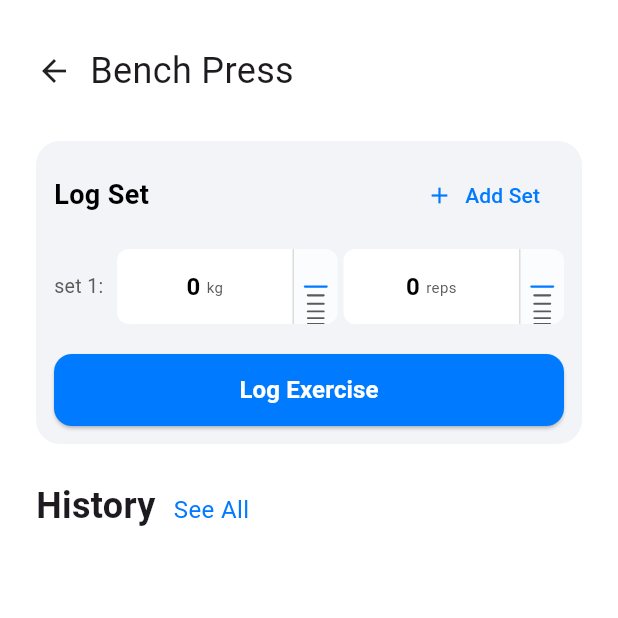
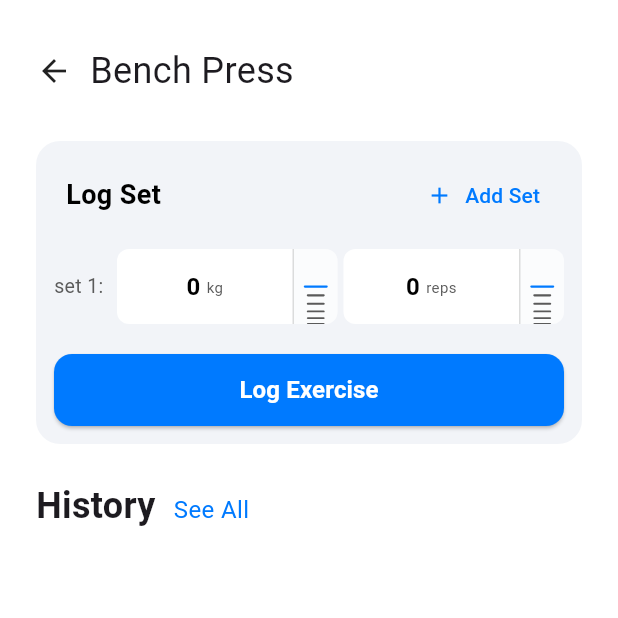
Before and after one commit to LaalBaig/iteration_n_gym, a Flutter app: the screen it shows after launch, after a tap on "Bench Press", on a phone screen of 412 x 824 dp, the top half of it. Run offline on Flutter 3.47's test engine with Material 3 defaults, Android fonts, the phone set to English and light mode, and no system bars; our stand-ins replace font_awesome_flutter, go_router.

Commit message:
added some padding and listview changes in exercise page

```diff
--- a/gym_app_winter/lib/screens/exercise_page.dart
+++ b/gym_app_winter/lib/screens/exercise_page.dart
@@ -52,10 +52,6 @@ class _ExercisePageState extends State<ExercisePage> {
                 ],
               ),
               SizedBox(height: 24),
-
-              Expanded(
-                child: ListView(
-                  children: [
               LogSetCard(
                 exerciseName: widget.exerciseName,
                 onFinish: (setData) {
@@ -66,6 +62,9 @@ class _ExercisePageState extends State<ExercisePage> {
                 },
                 onAddSet: () {},
               ),
+              Expanded(
+                child: ListView(
+                  children: [
                     SizedBox(height: 24),
                     Row(
                       children: [
--- a/gym_app_winter/lib/screens/workout_tab.dart
+++ b/gym_app_winter/lib/screens/workout_tab.dart
@@ -48,7 +48,7 @@ class _WorkoutsTabState extends State<WorkoutsTab> {
                       child: Column(
                         mainAxisAlignment: .center,
                         children: [
-                            Icon(FontAwesomeIcons.clipboardList, color: const Color.fromARGB(255, 195, 195, 195),),
+                            FaIcon(FontAwesomeIcons.clipboardList, color: const Color.fromARGB(255, 195, 195, 195),),
                           SizedBox(height: 12,),
                           Text("New Routines", style: TextStyle(fontSize: 16, fontWeight: FontWeight.w400, color: AppColors.textBlack),),
                         ],
@@ -63,7 +63,7 @@ class _WorkoutsTabState extends State<WorkoutsTab> {
                       child: Column(
                         mainAxisAlignment: .center,
                         children: [
-                            Icon(FontAwesomeIcons.magnifyingGlass, color: const Color.fromARGB(255, 195, 195, 195),),
+                            FaIcon(FontAwesomeIcons.magnifyingGlass, color: const Color.fromARGB(255, 195, 195, 195),),
                           SizedBox(height: 12,),
                           Text("Explore Routines", style: TextStyle(fontSize: 16, fontWeight: FontWeight.w400),),
                         ],
--- a/gym_app_winter/lib/widgets/exercise_tile.dart
+++ b/gym_app_winter/lib/widgets/exercise_tile.dart
@@ -18,9 +18,7 @@ class ExerciseTile extends StatelessWidget {
     return GestureDetector(
       onTap: onTap,
       child: Container(
-        // REFINEMENT: Reduced top/bottom margin for a tighter list
         margin: const EdgeInsets.fromLTRB(0,0,0,12),
-        // REFINEMENT: Switched to symmetric padding to control vertical height specifically
         padding: const EdgeInsets.symmetric(horizontal: 12, vertical: 12),
         decoration: BoxDecoration(
           color: AppColors.backgroundGrey,
@@ -28,7 +26,6 @@ class ExerciseTile extends StatelessWidget {
         ),
         child: Row(
           children: [
-            // 1. Leaner Icon Container
             Container(
               padding: const EdgeInsets.all(8), // Reduced from 12
               decoration: BoxDecoration(
@@ -38,30 +35,29 @@ class ExerciseTile extends StatelessWidget {
               child: const Icon(
                 Icons.fitness_center,
                 color: AppColors.primaryBlue,
-                size: 24, // Explicitly smaller icon
+                size: 24,
               ),
             ),
             const SizedBox(width: 12),
 
-            // 2. The Text Column
             Expanded(
               child: Column(
                 crossAxisAlignment: CrossAxisAlignment.start,
-                mainAxisSize: MainAxisSize.min, // Takes up only needed space
+                mainAxisSize: MainAxisSize.min,
                 children: [
                   Text(
                     title,
                     style: const TextStyle(
-                      fontSize: 15, // Matches your lean requirement
-                      fontWeight: FontWeight.w600, // Semi-bold looks cleaner than Bold
+                      fontSize: 15,
+                      fontWeight: FontWeight.w600,
                       color: AppColors.textBlack,
                     ),
                   ),
-                  const SizedBox(height: 2), // Tighter gap
+                  const SizedBox(height: 2),
                   Text(
                     subtitle,
                     style: TextStyle(
-                      fontSize: 12, // Slightly smaller
+                      fontSize: 12,
                       color: Colors.grey[600],
                     ),
                   ),
--- a/gym_app_winter/lib/widgets/log_set_card.dart
+++ b/gym_app_winter/lib/widgets/log_set_card.dart
@@ -104,12 +104,15 @@ class _LogSetCardState extends State<LogSetCard> {
           Row(
             mainAxisAlignment: MainAxisAlignment.spaceBetween,
             children: [
-              const Text(
-                "Log Set",
-                style: TextStyle(
-                  color: AppColors.textBlack,
-                  fontSize: 18,
-                  fontWeight: FontWeight.w600,
+              Padding(
+                padding: const EdgeInsets.fromLTRB(8, 0, 0, 0),
+                child: const Text(
+                  "Log Set",
+                  style: TextStyle(
+                    color: AppColors.textBlack,
+                    fontSize: 18,
+                    fontWeight: FontWeight.w600,
+                  ),
                 ),
               ),
               TextButton.icon(
--- a/gym_app_winter/pubspec.yaml
+++ b/gym_app_winter/pubspec.yaml
@@ -30,7 +30,7 @@ environment:
 dependencies:
   sqflite: ^2.3.0
   path: ^1.8.3
-  font_awesome_flutter: ^10.7.0
+  font_awesome_flutter: ^11.0.0
   flutter:
     sdk: flutter
 
```
Also changed, not shown: gym_app_winter/pubspec.lock, 5 other files. Lines whose indentation alone changed are shown as unchanged.
